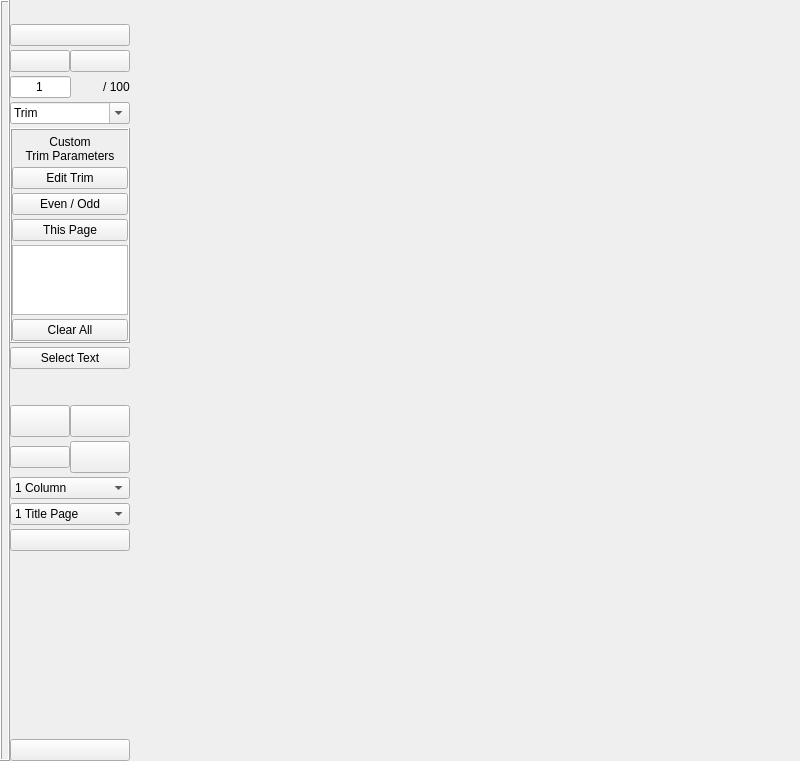
Qt form mainwindow.ui (turgu1/uPDF2) before a commit.
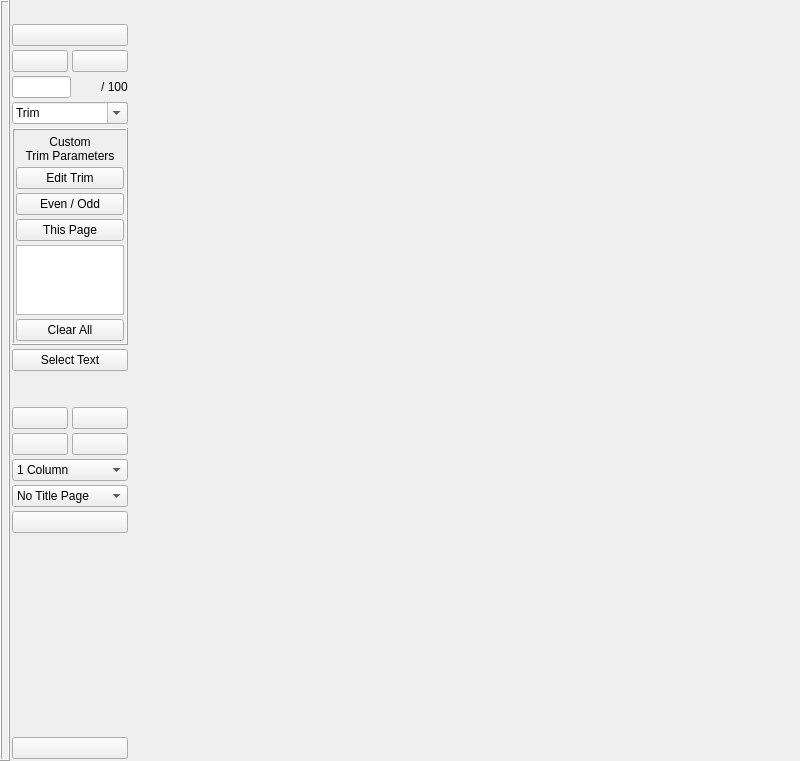
The same form after that commit. Icons and pictures are not drawn.

Diff of the .ui file:
```diff
--- a/mainwindow.ui
+++ b/mainwindow.ui
@@ -134,16 +134,16 @@
         <number>4</number>
        </property>
        <property name="leftMargin">
-        <number>0</number>
+        <number>2</number>
        </property>
        <property name="topMargin">
         <number>0</number>
        </property>
        <property name="rightMargin">
-        <number>0</number>
+        <number>2</number>
        </property>
        <property name="bottomMargin">
-        <number>0</number>
+        <number>2</number>
        </property>
        <item>
         <layout class="QHBoxLayout" name="horizontalLayout_3" stretch="0,0">
@@ -262,7 +262,7 @@
        <item>
         <layout class="QHBoxLayout" name="horizontalLayout_5" stretch="0,0">
          <property name="spacing">
-          <number>0</number>
+          <number>4</number>
          </property>
          <property name="topMargin">
           <number>0</number>
@@ -382,8 +382,11 @@
            <property name="toolTip">
             <string>Curent Page</string>
            </property>
+           <property name="inputMask">
+            <string/>
+           </property>
            <property name="text">
-            <string>1</string>
+            <string/>
            </property>
            <property name="alignment">
             <set>Qt::AlignCenter</set>
@@ -514,16 +517,16 @@
            <number>4</number>
           </property>
           <property name="leftMargin">
-           <number>0</number>
+           <number>2</number>
           </property>
           <property name="topMargin">
            <number>5</number>
           </property>
           <property name="rightMargin">
-           <number>0</number>
+           <number>2</number>
           </property>
           <property name="bottomMargin">
-           <number>0</number>
+           <number>2</number>
           </property>
           <item>
            <widget class="QLabel" name="trimParametersLabel">
@@ -842,7 +845,7 @@
        <item>
         <layout class="QHBoxLayout" name="horizontalLayout_4">
          <property name="spacing">
-          <number>0</number>
+          <number>4</number>
          </property>
          <property name="topMargin">
           <number>0</number>
@@ -887,7 +890,7 @@
            <property name="minimumSize">
             <size>
              <width>16</width>
-             <height>32</height>
+             <height>16</height>
             </size>
            </property>
            <property name="toolTip">
@@ -916,7 +919,7 @@
        <item>
         <layout class="QHBoxLayout" name="horizontalLayout_8">
          <property name="spacing">
-          <number>0</number>
+          <number>4</number>
          </property>
          <property name="bottomMargin">
           <number>0</number>
@@ -955,7 +958,7 @@
            <property name="minimumSize">
             <size>
              <width>16</width>
-             <height>32</height>
+             <height>16</height>
             </size>
            </property>
            <property name="toolTip">
@@ -1018,6 +1021,14 @@
          <property name="toolTip">
           <string>Title Page Count</string>
          </property>
+         <property name="insertPolicy">
+          <enum>QComboBox::NoInsert</enum>
+         </property>
+         <item>
+          <property name="text">
+           <string>No Title Page</string>
+          </property>
+         </item>
          <item>
           <property name="text">
            <string>1 Title Page</string>
@@ -1079,6 +1090,29 @@
          </property>
         </widget>
        </item>
+       <item>
+        <spacer name="verticalSpacer_2">
+         <property name="orientation">
+          <enum>Qt::Vertical</enum>
+         </property>
+         <property name="sizeHint" stdset="0">
+          <size>
+           <width>20</width>
+           <height>40</height>
+          </size>
+         </property>
+        </spacer>
+       </item>
+       <item>
+        <widget class="QLabel" name="busyLabel">
+         <property name="text">
+          <string/>
+         </property>
+         <property name="alignment">
+          <set>Qt::AlignCenter</set>
+         </property>
+        </widget>
+       </item>
        <item>
         <spacer name="verticalSpacer">
          <property name="orientation">
```
Left out of the diff: 19 changed lines with no effect on the pictures.
